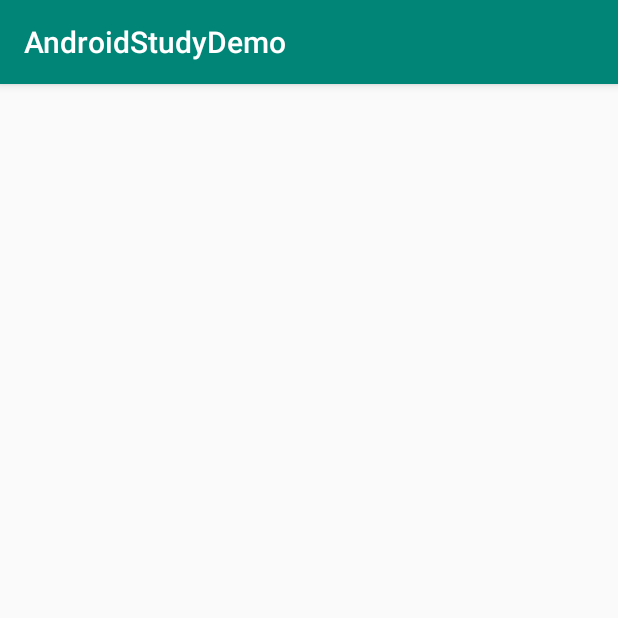
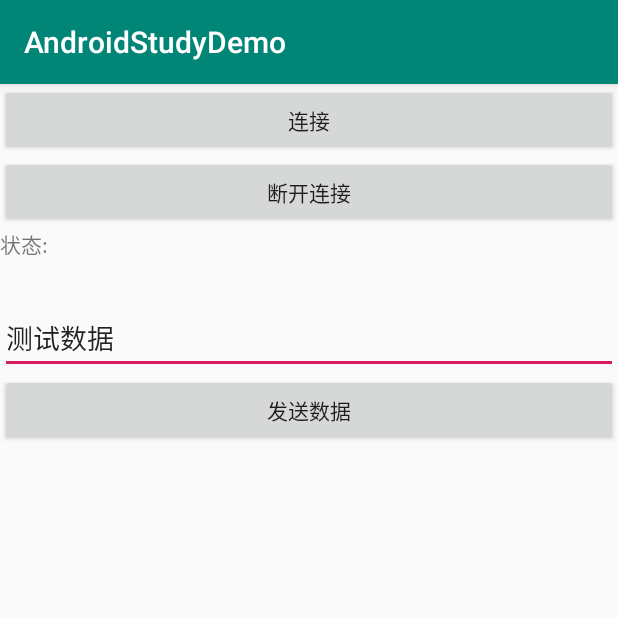
Before and after one commit to LuckyCode1992/android_study_demo, an Android app: the TCPFrameActivity screen opened directly, with no data from a screen before it, on a phone screen of 412 x 824 dp, the top half of it. Run offline under Robolectric (Android 15) with nearby library versions, the phone set to English and light mode, and no system bars.

Commit message:
TCP 框架完成，测试完成

```diff
--- a/app/src/main/java/com/justcode/hxl/androidstudydemo/MainActivity.kt
+++ b/app/src/main/java/com/justcode/hxl/androidstudydemo/MainActivity.kt
@@ -24,6 +24,7 @@ import com.justcode.hxl.androidstudydemo.stackview.Main2Activity
 import com.justcode.hxl.androidstudydemo.surface_view.Main14Activity
 import com.justcode.hxl.androidstudydemo.surface_view.Main15Activity
 import com.justcode.hxl.androidstudydemo.tcp.TCPActivity
+import com.justcode.hxl.androidstudydemo.tcp.TCPFrameActivity
 import com.justcode.hxl.androidstudydemo.textview相关.Demo3Activity
 import com.justcode.hxl.androidstudydemo.viewswitcher.Main4Activity
 import com.justcode.hxl.androidstudydemo.动画案例.Main13Activity
@@ -143,6 +144,9 @@ class MainActivity : AppCompatActivity() {
         btn_demo32.setOnClickListener {
             skip(TCPActivity::class.java)
         }
+        btn_demo33.setOnClickListener {
+            skip(TCPFrameActivity::class.java)
+        }
 
 
 
--- a/app/src/main/java/com/justcode/hxl/androidstudydemo/tcp/TCPFrameActivity.kt
+++ b/app/src/main/java/com/justcode/hxl/androidstudydemo/tcp/TCPFrameActivity.kt
@@ -2,12 +2,81 @@ package com.justcode.hxl.androidstudydemo.tcp
 
 import android.support.v7.app.AppCompatActivity
 import android.os.Bundle
+import android.os.Handler
+import android.os.Looper
 import com.justcode.hxl.androidstudydemo.R
+import com.justcode.hxl.androidstudydemo.tcp.tcp_core.SocketListener
+import com.justcode.hxl.androidstudydemo.tcp.tcp_core.SocketUtil
+import com.justcode.hxl.progrect0.core.syntactic_sugar.toast
+import kotlinx.android.synthetic.main.activity_tcpframe.*
+import java.nio.charset.Charset
 
 class TCPFrameActivity : AppCompatActivity() {
 
+    lateinit var handler: Handler
+    val socketUtil = SocketUtil()
     override fun onCreate(savedInstanceState: Bundle?) {
         super.onCreate(savedInstanceState)
         setContentView(R.layout.activity_tcpframe)
+        handler = Handler()
+        socketUtil.isOpenHeart(true)
+            .addHeartInterval(1000)
+            .addIpPort("192.168.134.1", 6000)
+            .addMAXoutTime(5000)
+            .addListener(object : SocketListener {
+                override fun onConnected() {
+                    handler.post {
+                        tv_status.text = "状态：连接成功"
+                    }
+                }
+
+                override fun onDisconnected() {
+                    handler.post {
+                        tv_status.text = "状态：断开连接"
+                    }
+                }
+
+                override fun onReconnected() {
+                    handler.post {
+                        tv_status.text = "状态：重新连接中"
+                    }
+                }
+
+                override fun onSend(msg: ByteArray) {
+
+                }
+
+                override fun onReceived(msg: String) {
+                    handler.post {
+                        tv_message.text = msg
+                    }
+                }
+
+                override fun onError(msg: String) {
+                    Looper.prepare()
+                    msg.toast()
+                    Looper.loop()
+                }
+
+                override fun onSendHeart() {
+
+                }
+
+            })
+        btn_connect.setOnClickListener {
+            socketUtil.connect()
+        }
+        btn_disconnect.setOnClickListener {
+            socketUtil.disConnect()
+        }
+        btn_send.setOnClickListener {
+            val input = et_input.text.toString()
+            socketUtil.sendMsg(input.toByteArray(Charset.forName("GBK")))
+        }
+    }
+
+    override fun onDestroy() {
+        super.onDestroy()
+        socketUtil.disConnect()
     }
 }
--- a/app/src/main/java/com/justcode/hxl/androidstudydemo/tcp/tcp_core/SocketListener.kt
+++ b/app/src/main/java/com/justcode/hxl/androidstudydemo/tcp/tcp_core/SocketListener.kt
@@ -5,7 +5,7 @@ interface SocketListener {
     fun onDisconnected()
     fun onReconnected()
     fun onSend(msg: ByteArray)
-    fun onReceived(msg: ByteArray)
+    fun onReceived(msg: String)
     fun onError(msg: String)
     fun onSendHeart()
 }
--- a/app/src/main/res/layout/activity_main.xml
+++ b/app/src/main/res/layout/activity_main.xml
@@ -198,6 +198,11 @@
                     android:layout_height="wrap_content"
                     android:id="@+id/btn_demo32"
                     android:text="tcp"/>
+            <Button
+                    android:layout_width="match_parent"
+                    android:layout_height="wrap_content"
+                    android:id="@+id/btn_demo33"
+                    android:text="tcp框架"/>
 
 
 
--- a/app/src/main/res/layout/activity_tcpframe.xml
+++ b/app/src/main/res/layout/activity_tcpframe.xml
@@ -1,10 +1,46 @@
 <?xml version="1.0" encoding="utf-8"?>
-<android.support.constraint.ConstraintLayout
+<LinearLayout
         xmlns:android="http://schemas.android.com/apk/res/android"
         xmlns:tools="http://schemas.android.com/tools"
         xmlns:app="http://schemas.android.com/apk/res-auto"
         android:layout_width="match_parent"
         android:layout_height="match_parent"
+        android:orientation="vertical"
         tools:context=".tcp.TCPFrameActivity">
 
-</android.support.constraint.ConstraintLayout>
+    <Button
+            android:id="@+id/btn_connect"
+            android:text="连接"
+            android:layout_width="match_parent"
+            android:layout_height="wrap_content"/>
+
+    <Button
+            android:id="@+id/btn_disconnect"
+            android:text="断开连接"
+            android:layout_width="match_parent"
+            android:layout_height="wrap_content"/>
+
+    <TextView
+            android:id="@+id/tv_status"
+            android:text="状态:"
+            android:layout_width="match_parent"
+            android:layout_height="50dp"/>
+
+    <EditText
+            android:id="@+id/et_input"
+            android:text="测试数据"
+            android:layout_width="match_parent"
+            android:layout_height="wrap_content"/>
+
+    <Button
+            android:id="@+id/btn_send"
+            android:text="发送数据"
+            android:layout_width="match_parent"
+            android:layout_height="wrap_content"/>
+
+    <TextView
+            android:id="@+id/tv_message"
+            android:layout_width="match_parent"
+            android:layout_height="300dp"/>
+
+</LinearLayout>
```
Also changed, not shown: app/src/main/java/com/justcode/hxl/androidstudydemo/tcp/tcp_core/SocketUtil.kt (+47 -52 lines).
